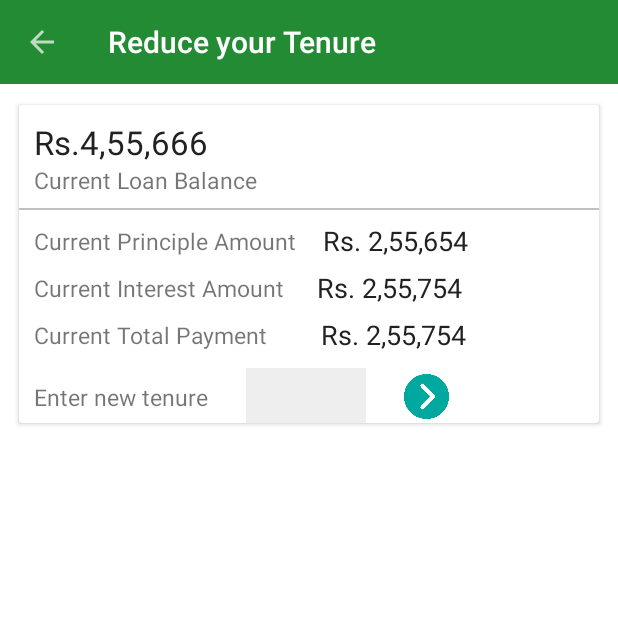
After one commit to clint22/EduLoanTrackr, an Android app: the ReduceLoanTenureActivity screen opened directly, with no data from a screen before it, on a phone screen of 412 x 824 dp, the top half of it. The commit adds this screen. Run offline under Robolectric (Android 15) with nearby library versions, the phone set to English and light mode, and no system bars.

Commit message:
* Completed reduce loan dialog  * now working on reduce tenure rate

```diff
--- a/app/src/main/AndroidManifest.xml
+++ b/app/src/main/AndroidManifest.xml
@@ -19,7 +19,8 @@
             </intent-filter>
         </activity>
         <activity android:name=".Views.LoanDetailActivity" />
-        <activity android:name=".Views.AnalyseLoanActivity"></activity>
+        <activity android:name=".Views.AnalyseLoanActivity" />
+        <activity android:name=".Views.ReduceLoanTenureActivity"></activity>
     </application>
 
 </manifest>
--- /dev/null
+++ b/app/src/main/java/com/example/appathon/eduloantracker/Views/ReduceLoanTenureActivity.java
@@ -0,0 +1,16 @@
+package com.example.appathon.eduloantracker.Views;
+
+import android.os.Bundle;
+
+import com.example.appathon.eduloantracker.R;
+
+public class ReduceLoanTenureActivity extends BaseActivity {
+
+    @Override
+    protected void onCreate(Bundle savedInstanceState) {
+        super.onCreate(savedInstanceState);
+        setContentView(R.layout.activity_reduce_loan_tenure);
+        setToolBarWithHomeEnabled("Reduce your Tenure");
+
+    }
+}
--- a/app/src/main/res/layout/activity_analyse_loan.xml
+++ b/app/src/main/res/layout/activity_analyse_loan.xml
@@ -51,6 +51,7 @@
     </RelativeLayout>
 
     <Button
+        android:id="@+id/btnReduceLoan"
         android:layout_width="150dp"
         android:layout_height="50dp"
         android:layout_centerHorizontal="true"
--- /dev/null
+++ b/app/src/main/res/layout/activity_reduce_loan_tenure.xml
@@ -0,0 +1,159 @@
+<?xml version="1.0" encoding="utf-8"?>
+<RelativeLayout xmlns:android="http://schemas.android.com/apk/res/android"
+    xmlns:card_view="http://schemas.android.com/apk/res-auto"
+    xmlns:tools="http://schemas.android.com/tools"
+    android:id="@+id/activity_reduce_loan_tenure"
+    android:layout_width="match_parent"
+    android:layout_height="match_parent"
+    android:background="#FFFFFF"
+    tools:context="com.example.appathon.eduloantracker.Views.ReduceLoanTenureActivity">
+
+    <include
+        android:id="@+id/toolbar"
+        layout="@layout/toolbar" />
+
+    <android.support.v7.widget.CardView
+        android:layout_width="match_parent"
+        android:layout_height="220dp"
+        android:layout_below="@+id/toolbar"
+        android:layout_marginLeft="10dp"
+        android:layout_marginRight="10dp"
+        android:layout_marginTop="10dp"
+        android:background="@drawable/ripple_background_white"
+        card_view:cardUseCompatPadding="true">
+
+        <RelativeLayout
+            android:layout_width="wrap_content"
+            android:layout_height="wrap_content">
+
+            <TextView
+                android:id="@+id/desc_loan_balance"
+                android:layout_width="wrap_content"
+                android:layout_height="wrap_content"
+                android:layout_marginLeft="10dp"
+                android:layout_marginTop="10dp"
+                android:text="Rs.4,55,666"
+                android:textColor="#212121"
+                android:textSize="22sp" />
+
+            <TextView
+                android:id="@+id/txt_loan_balance"
+                android:layout_width="wrap_content"
+                android:layout_height="wrap_content"
+                android:layout_below="@+id/desc_loan_balance"
+                android:layout_marginLeft="10dp"
+                android:text="Current Loan Balance"
+                android:textSize="15sp" />
+
+            <View
+                android:id="@+id/hor_layout"
+                android:layout_width="match_parent"
+                android:layout_height="1dp"
+                android:layout_below="@+id/txt_loan_balance"
+                android:layout_marginTop="8dp"
+                android:background="#c0c0c0" />
+
+            <TextView
+                android:id="@+id/desc_current_princ_amount"
+                android:layout_width="wrap_content"
+                android:layout_height="wrap_content"
+                android:layout_below="@+id/hor_layout"
+                android:layout_marginLeft="10dp"
+                android:layout_marginTop="10dp"
+                android:text="Current Principle Amount"
+                android:textSize="15sp" />
+
+            <TextView
+                android:id="@+id/txt_current_desc_amount"
+                android:layout_width="wrap_content"
+                android:layout_height="wrap_content"
+                android:layout_below="@+id/hor_layout"
+                android:layout_marginLeft="18dp"
+                android:layout_marginTop="8dp"
+                android:layout_toRightOf="@+id/desc_current_princ_amount"
+                android:text="Rs. 2,55,654"
+                android:textColor="#212121"
+                android:textSize="18sp" />
+
+            <TextView
+                android:id="@+id/desc_current_interest_amount"
+                android:layout_width="wrap_content"
+                android:layout_height="wrap_content"
+                android:layout_below="@+id/desc_current_princ_amount"
+                android:layout_marginLeft="10dp"
+                android:layout_marginTop="10dp"
+                android:text="Current Interest Amount"
+                android:textSize="15sp" />
+
+            <TextView
+                android:id="@+id/txt_current_interest_amount"
+                android:layout_width="wrap_content"
+                android:layout_height="wrap_content"
+                android:layout_below="@+id/desc_current_princ_amount"
+                android:layout_marginLeft="22dp"
+                android:layout_marginTop="8dp"
+                android:layout_toRightOf="@+id/desc_current_interest_amount"
+                android:text="Rs. 2,55,754"
+                android:textColor="#212121"
+                android:textSize="18sp" />
+
+            <TextView
+                android:id="@+id/desc_current_total_amount"
+                android:layout_width="wrap_content"
+                android:layout_height="wrap_content"
+                android:layout_below="@+id/desc_current_interest_amount"
+                android:layout_marginLeft="10dp"
+                android:layout_marginTop="10dp"
+                android:text="Current Total Payment"
+                android:textSize="15sp" />
+
+            <TextView
+                android:id="@+id/txt_current_total_amount"
+                android:layout_width="wrap_content"
+                android:layout_height="wrap_content"
+                android:layout_below="@+id/desc_current_interest_amount"
+                android:layout_marginLeft="35dp"
+                android:layout_marginTop="8dp"
+                android:layout_toRightOf="@+id/desc_current_total_amount"
+                android:text="Rs. 2,55,754"
+                android:textColor="#212121"
+                android:textSize="18sp" />
+
+            <TextView
+                android:id="@+id/desc_enter_new_tenure"
+                android:layout_width="wrap_content"
+                android:layout_height="wrap_content"
+                android:layout_below="@+id/desc_current_total_amount"
+                android:layout_marginLeft="10dp"
+                android:layout_marginTop="20dp"
+                android:text="Enter new tenure"
+                android:textSize="15sp" />
+
+            <EditText
+                android:id="@+id/edttxt_new_tenure"
+                android:layout_width="80dp"
+                android:layout_height="40dp"
+                android:layout_below="@+id/txt_current_total_amount"
+                android:layout_marginLeft="25dp"
+                android:layout_marginTop="10dp"
+                android:gravity="center"
+                android:inputType="numberDecimal"
+                android:layout_toRightOf="@+id/desc_enter_new_tenure"
+                android:background="#EEEEEE" />
+
+            <ImageView
+                android:id="@+id/btnGo"
+                android:layout_width="30sp"
+                android:layout_height="30sp"
+                android:layout_below="@+id/desc_current_total_amount"
+                android:layout_toRightOf="@+id/edttxt_new_tenure"
+                android:layout_marginLeft="25dp"
+                android:layout_marginTop="15dp"
+                android:src="@drawable/rightarrow"
+                />
+        </RelativeLayout>
+
+
+    </android.support.v7.widget.CardView>
+
+</RelativeLayout>
```
Also changed, not shown: app/src/main/java/com/example/appathon/eduloantracker/Views/AnalyseLoanActivity.java (+37 -6 lines), app/src/main/res/layout/custom_reduce_loan_dialog.xml (added, +218 -0 lines), app/src/main/res/drawable/rightarrow.png (added), app/src/main/res/drawable/tick.png (added).
